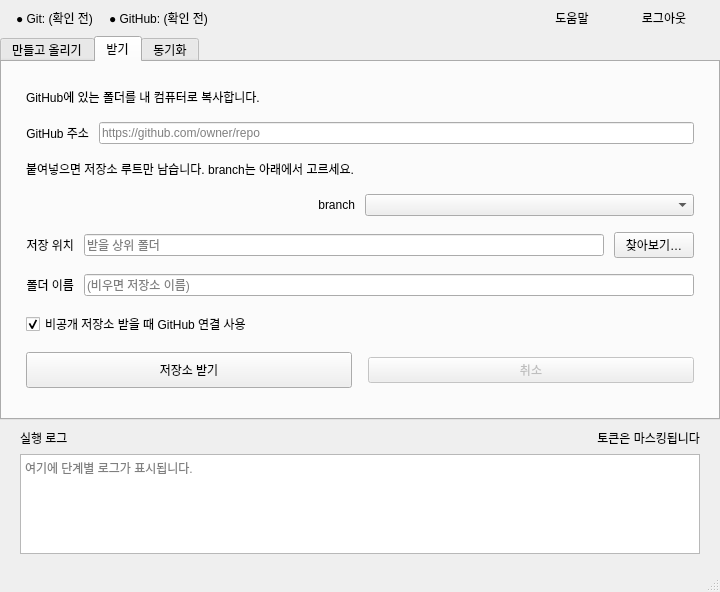
This is ui/main_window.ui in seongbin45/CloneUp as Qt 5 draws it before an edit. The edited form follows.
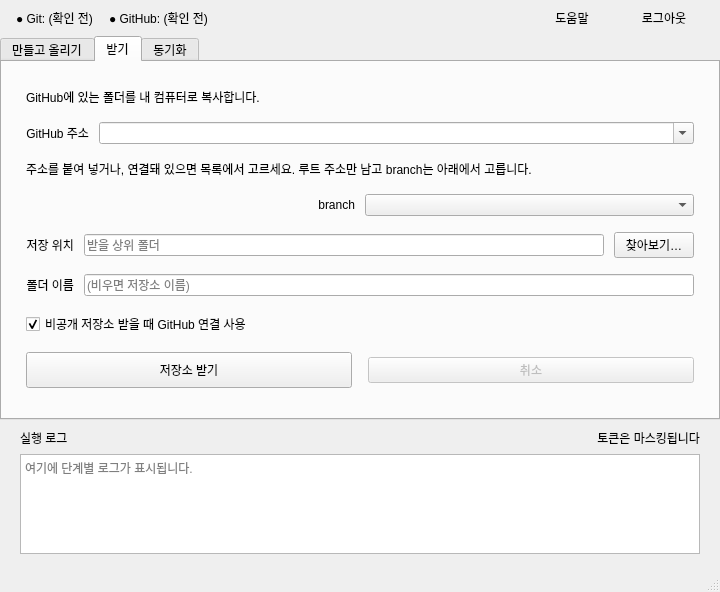
This is the edited form. The open tabs and pages were chosen to show the change.

Commit message:
feat: clone URL combo — type or pick repos when logged in
Replace the receive-tab URL line with an editable combo. When GitHub is
connected, load the user's repos (async) so beginners can pick owner/repo
from a list or still paste any URL.

Patch:
```diff
--- a/ui/main_window.ui
+++ b/ui/main_window.ui
@@ -493,9 +493,21 @@
            </widget>
           </item>
           <item>
-           <widget class="QLineEdit" name="editCloneUrl">
-            <property name="placeholderText">
-             <string>https://github.com/owner/repo</string>
+           <widget class="QComboBox" name="comboCloneUrl">
+            <property name="editable">
+             <bool>true</bool>
+            </property>
+            <property name="insertPolicy">
+             <enum>QComboBox::InsertPolicy::NoInsert</enum>
+            </property>
+            <property name="sizePolicy">
+             <sizepolicy hsizetype="Expanding" vsizetype="Fixed">
+              <horstretch>1</horstretch>
+              <verstretch>0</verstretch>
+             </sizepolicy>
+            </property>
+            <property name="toolTip">
+             <string>주소를 붙여 넣거나, GitHub 연결 후 목록에서 내 저장소를 고를 수 있습니다.</string>
             </property>
            </widget>
           </item>
@@ -504,7 +516,7 @@
         <item>
          <widget class="QLabel" name="labelCloneHint">
           <property name="text">
-           <string>붙여넣으면 저장소 루트만 남습니다. branch는 아래에서 고르세요.</string>
+           <string>주소를 붙여 넣거나, 연결돼 있으면 목록에서 고르세요. 루트 주소만 남고 branch는 아래에서 고릅니다.</string>
           </property>
           <property name="wordWrap">
            <bool>true</bool>
```
The commit also changes 4 other files.
